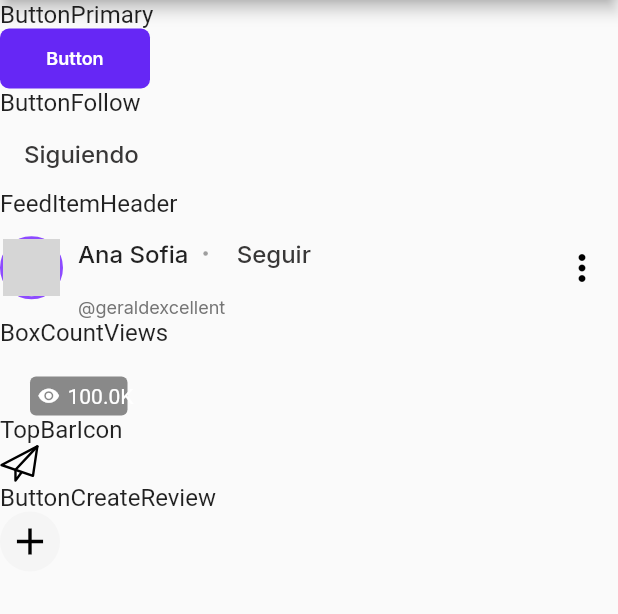
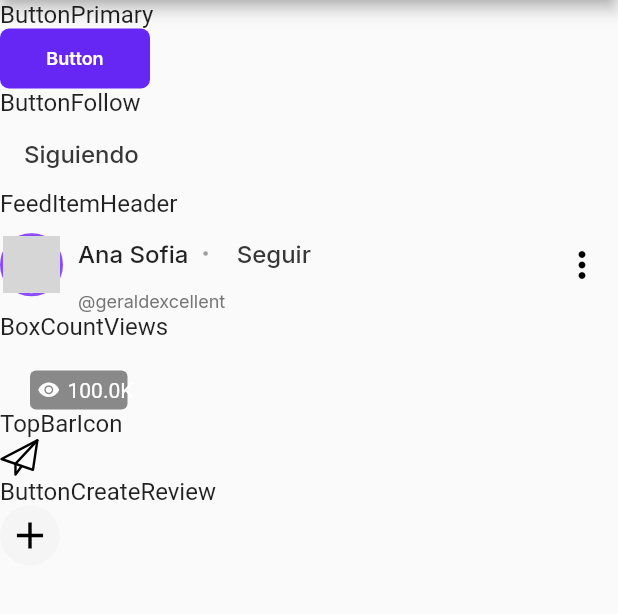
Before and after one commit to tipzty/tipzty_flutter_ui, a Flutter app: the screen it shows after launch, on a phone screen of 412 x 824 dp, the part 84-698 px from its top. Run offline on Flutter 3.47's test engine with Material 2 defaults, Android fonts, the phone set to English and light mode, and no system bars; drawn by our look-alikes of cached_network_image; our stand-ins replace google_fonts, websafe_svg; network calls fail; grey boxes are pictures that could not be loaded.

Commit message:
Product Feed Header

```diff
--- a/lib/src/widgets/feed/feed_item_header.dart
+++ b/lib/src/widgets/feed/feed_item_header.dart
@@ -111,7 +111,7 @@ class FeedItemHeader extends StatelessWidget {
                 Row(
                   children: [
                     UserFullNameText(fullName),
-                    Padding(
+                    Container(
                       padding: EdgeInsets.fromLTRB(10, 0, 0, 0),
                       child: TextCircle(color: Colors.grey),
                     ),
@@ -121,7 +121,6 @@ class FeedItemHeader extends StatelessWidget {
                     ),
                   ],
                 ),
-                SizedBox(height: 4),
                 Row(children: [UserNicknameText("@$nickName")]),
               ],
             ),
```
